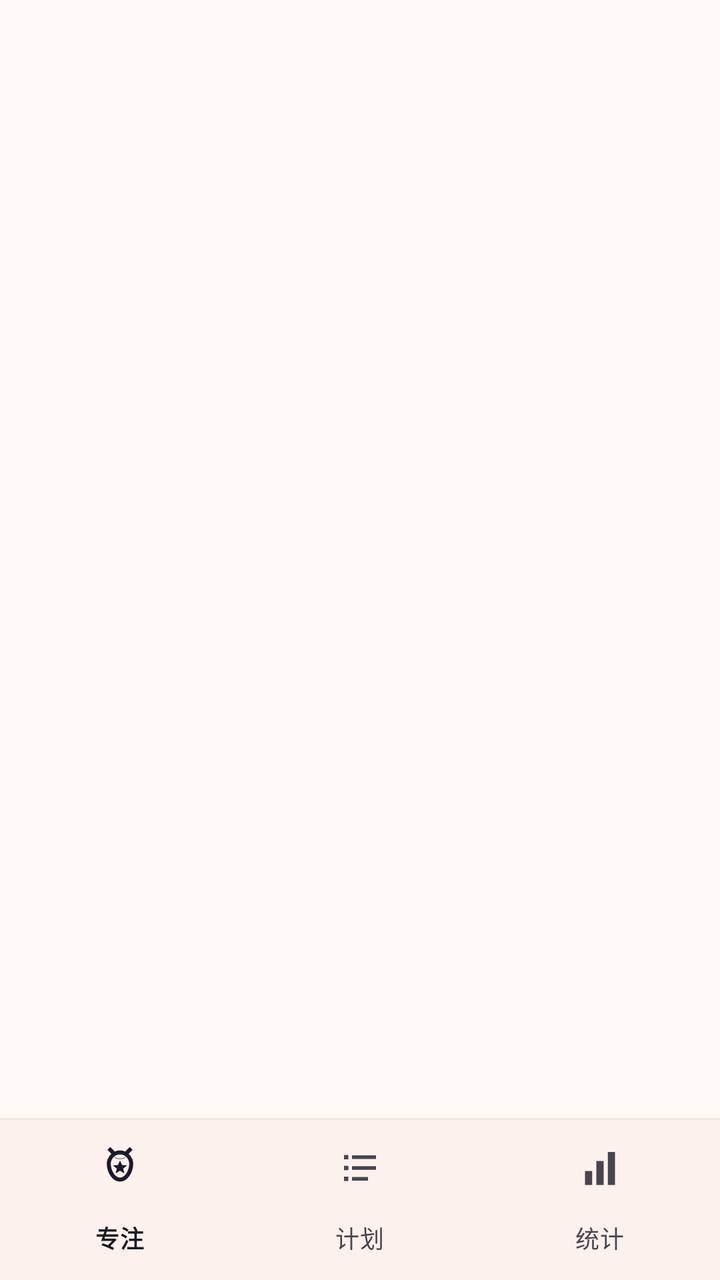
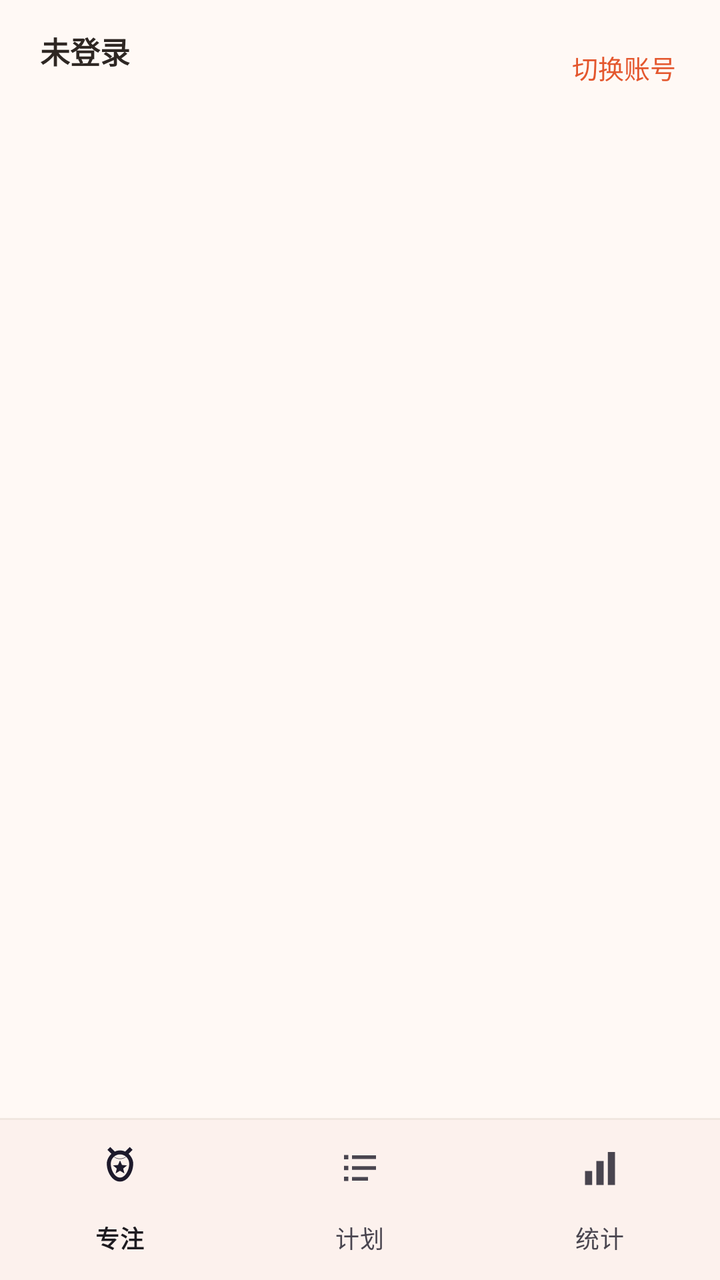

Screens rendered from an Android XML layout before and after an edit, with the pre-edit source and the edit as a unified diff.
<!-- AndroidManifest.xml: application theme Theme.Pomodoro -->
<!-- res/layout/activity_main.xml -->
<?xml version="1.0" encoding="utf-8"?>
<LinearLayout xmlns:android="http://schemas.android.com/apk/res/android"
    xmlns:app="http://schemas.android.com/apk/res-auto"
    android:layout_width="match_parent"
    android:layout_height="match_parent"
    android:background="@color/pomo_bg"
    android:orientation="vertical">

    <androidx.fragment.app.FragmentContainerView
        android:id="@+id/fragmentContainer"
        android:layout_width="match_parent"
        android:layout_height="0dp"
        android:layout_weight="1" />

    <View
        android:layout_width="match_parent"
        android:layout_height="1dp"
        android:background="@color/pomo_divider" />

    <com.google.android.material.bottomnavigation.BottomNavigationView
        android:id="@+id/bottomNav"
        android:layout_width="match_parent"
        android:layout_height="wrap_content"
        android:background="@color/pomo_surface"
        app:itemActiveIndicatorStyle="@style/PomodoroNavIndicator"
        app:labelVisibilityMode="labeled"
        app:menu="@menu/bottom_nav" />
</LinearLayout>
<!-- resources referenced by this layout -->
<resources>
  <color name="pomo_bg">#FFF9F5</color>
  <color name="pomo_divider">#F1E7E0</color>
  <color name="pomo_surface">#FFFFFF</color>
  <style name="PomodoroNavIndicator" parent="Widget.Material3.BottomNavigationView.ActiveIndicator">
          <item name="android:color">@color/pomo_primary_light</item>
      </style>
  <style name="Theme.Pomodoro" parent="Theme.Material3.Light.NoActionBar">
          <item name="colorPrimary">@color/pomo_primary</item>
          <item name="colorOnPrimary">@color/white</item>
          <item name="colorPrimaryContainer">@color/pomo_primary_light</item>
          <item name="colorOnPrimaryContainer">@color/pomo_primary_dark</item>
          <item name="colorSecondary">@color/pomo_green</item>
          <item name="colorSurface">@color/pomo_surface</item>
          <item name="android:colorBackground">@color/pomo_bg</item>
          <item name="android:statusBarColor">@color/pomo_bg</item>
          <item name="android:windowLightStatusBar">true</item>
          <item name="android:navigationBarColor">@color/pomo_surface</item>
      </style>
  <color name="pomo_primary_light">#FFE7DC</color>
  <color name="pomo_primary">#E4572E</color>
  <color name="white">#FFFFFF</color>
  <color name="pomo_primary_dark">#C0451F</color>
  <color name="pomo_green">#2E9E6B</color>
</resources>

<!-- the commit's change to res/layout/activity_main.xml (unified diff, before → after) -->
@@ -5,6 +5,53 @@
     android:layout_height="match_parent"
     android:background="@color/pomo_bg"
     android:orientation="vertical">
+
+    <LinearLayout
+        android:layout_width="match_parent"
+        android:layout_height="wrap_content"
+        android:background="@color/pomo_bg"
+        android:gravity="center_vertical"
+        android:orientation="horizontal"
+        android:paddingStart="20dp"
+        android:paddingTop="14dp"
+        android:paddingEnd="12dp"
+        android:paddingBottom="6dp">
+
+        <LinearLayout
+            android:layout_width="0dp"
+            android:layout_height="wrap_content"
+            android:layout_weight="1"
+            android:orientation="vertical">
+
+            <TextView
+                android:id="@+id/tvAccountName"
+                android:layout_width="wrap_content"
+                android:layout_height="wrap_content"
+                android:text="未登录"
+                android:textColor="@color/pomo_text"
+                android:textSize="15sp"
+                android:textStyle="bold" />
+
+            <TextView
+                android:id="@+id/tvAccountMeta"
+                android:layout_width="wrap_content"
+                android:layout_height="wrap_content"
+                android:layout_marginTop="2dp"
+                android:text=""
+                android:textColor="@color/pomo_text_second"
+                android:textSize="11sp" />
+        </LinearLayout>
+
+        <TextView
+            android:id="@+id/tvSwitchAccount"
+            android:layout_width="wrap_content"
+            android:layout_height="wrap_content"
+            android:background="?attr/selectableItemBackgroundBorderless"
+            android:padding="10dp"
+            android:text="切换账号"
+            android:textColor="@color/pomo_primary"
+            android:textSize="13sp" />
+    </LinearLayout>
 
     <androidx.fragment.app.FragmentContainerView
         android:id="@+id/fragmentContainer"
<!-- resource entries referenced after the edit -->
@@ -3,6 +3,8 @@
   <color name="pomo_bg">#FFF9F5</color>
   <color name="pomo_divider">#F1E7E0</color>
   <color name="pomo_surface">#FFFFFF</color>
+  <color name="pomo_text">#2E2723</color>
+  <color name="pomo_text_second">#8C7F77</color>
   <style name="PomodoroNavIndicator" parent="Widget.Material3.BottomNavigationView.ActiveIndicator">
           <item name="android:color">@color/pomo_primary_light</item>
       </style>
